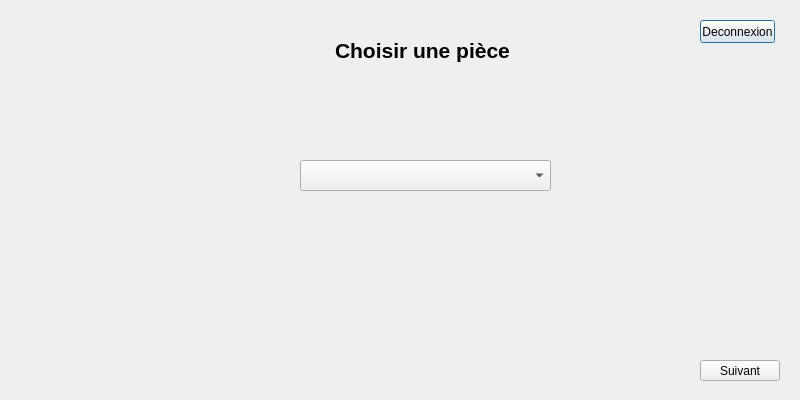
The window that IHM_Final/welcomepage.ui (ProjectCDG/IHM) describes before a commit, drawn with Qt 5.
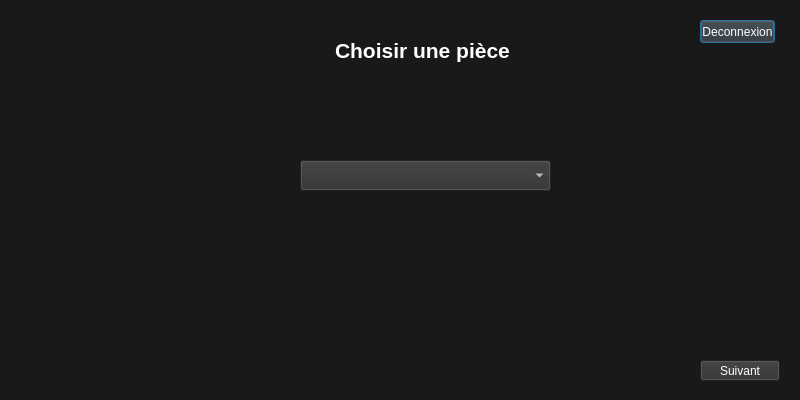
The same window after the commit.

What changed in the file:
```diff
--- a/IHM_Final/welcomepage.ui
+++ b/IHM_Final/welcomepage.ui
@@ -13,6 +13,9 @@
   <property name="windowTitle">
    <string>Dialog</string>
   </property>
+  <property name="styleSheet">
+   <string notr="true">background-color:rgb(25, 25, 25)</string>
+  </property>
   <widget class="QLabel" name="labTitre">
    <property name="geometry">
     <rect>
@@ -29,6 +32,9 @@
      <bold>true</bold>
     </font>
    </property>
+   <property name="styleSheet">
+    <string notr="true">color: white;</string>
+   </property>
    <property name="text">
     <string>Choisir une pièce</string>
    </property>
@@ -42,6 +48,10 @@
      <height>23</height>
     </rect>
    </property>
+   <property name="styleSheet">
+    <string notr="true">color : white;
+background-color:rgb(48, 48, 48)</string>
+   </property>
    <property name="text">
     <string>Deconnexion</string>
    </property>
@@ -60,6 +70,10 @@
      <pointsize>12</pointsize>
     </font>
    </property>
+   <property name="styleSheet">
+    <string notr="true">color : white;
+background-color:rgb(48, 48, 48)</string>
+   </property>
   </widget>
   <widget class="QPushButton" name="butSuivant">
    <property name="geometry">
@@ -70,6 +84,10 @@
      <height>21</height>
     </rect>
    </property>
+   <property name="styleSheet">
+    <string notr="true">color : white;
+background-color:rgb(48, 48, 48)</string>
+   </property>
    <property name="text">
     <string>Suivant</string>
    </property>
```
